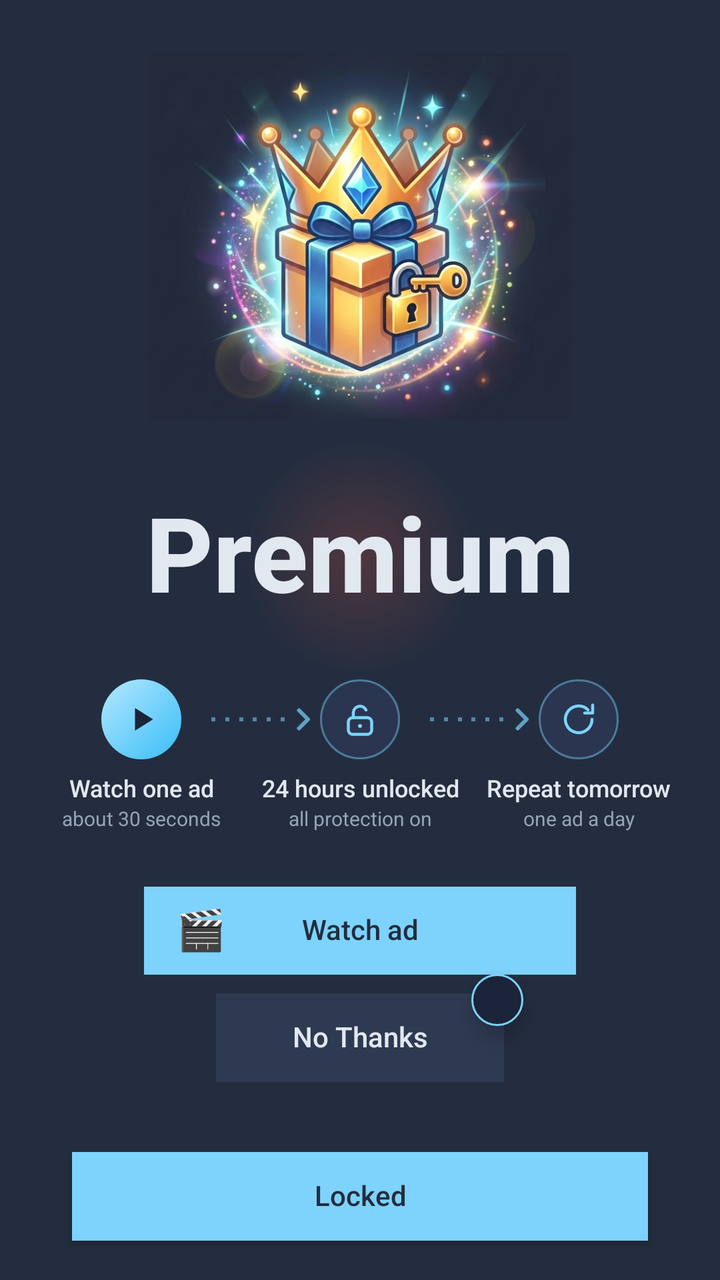
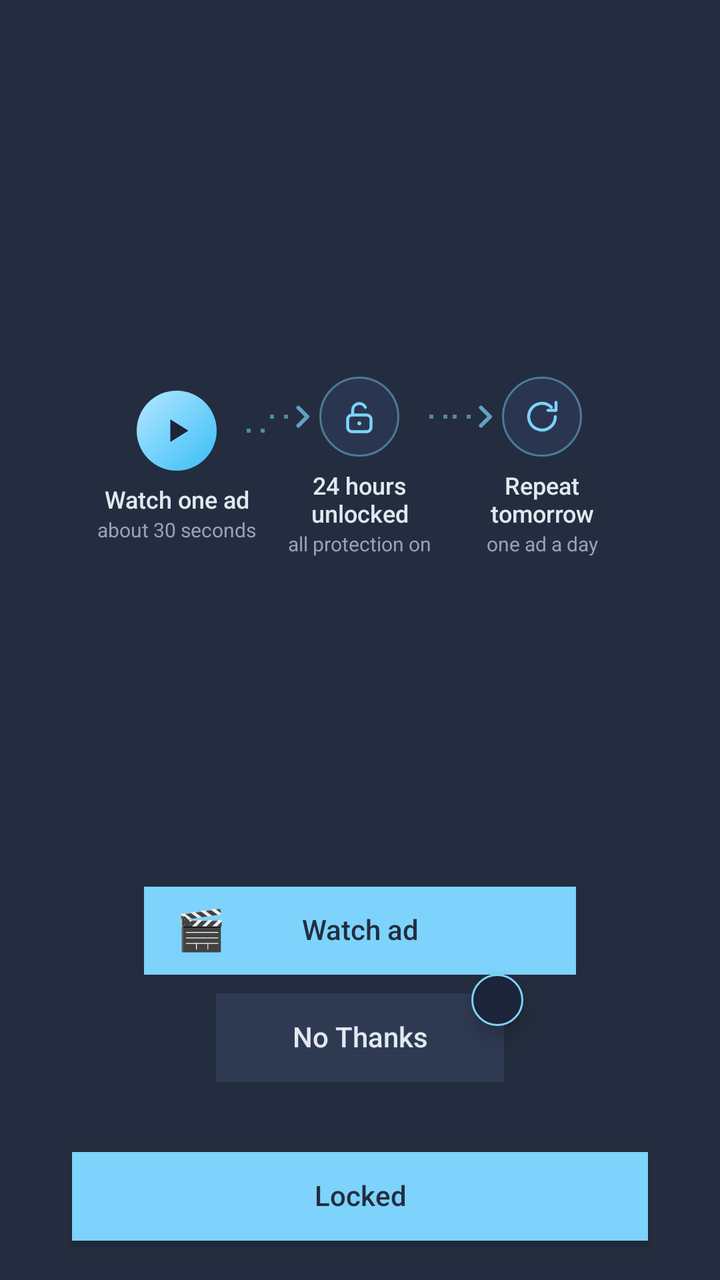

Two renders of the same Android screen: before a commit and after it. Below are the layout's source before the change and the commit's diff.
<!-- AndroidManifest.xml: activity theme Theme.NihalHome -->
<!-- res/layout/activity_premium.xml -->
<?xml version="1.0" encoding="utf-8"?>
<LinearLayout xmlns:android="http://schemas.android.com/apk/res/android"
    xmlns:app="http://schemas.android.com/apk/res-auto"
    android:layout_width="match_parent"
    android:layout_height="match_parent"
    android:orientation="vertical"
    android:weightSum="1000"
    android:background="@color/onboarding_background"
    android:clipChildren="false"
    android:clipToPadding="false">

    <View
        android:layout_width="match_parent"
        android:layout_height="0dp"
        android:layout_weight="30" />

    <LinearLayout
        android:layout_width="match_parent"
        android:layout_height="0dp"
        android:layout_weight="663"
        android:orientation="vertical"
        android:weightSum="100"
        android:clipChildren="false"
        android:clipToPadding="false">

        <ImageView
            android:id="@+id/imageGapFill"
            android:layout_width="match_parent"
            android:layout_height="0dp"
            android:layout_weight="60"
            android:layout_marginStart="16dp"
            android:layout_marginTop="8dp"
            android:layout_marginEnd="16dp"
            android:layout_marginBottom="8dp"
            android:adjustViewBounds="true"
            android:scaleType="fitCenter"
            android:src="@drawable/premium_gap_image"
            android:importantForAccessibility="no" />

        <FrameLayout
            android:layout_width="match_parent"
            android:layout_height="0dp"
            android:layout_weight="40"
            android:background="@drawable/bg_premium_hero_glow"
            android:paddingTop="20dp"
            android:paddingBottom="20dp">

            <LinearLayout
                android:layout_width="match_parent"
                android:layout_height="match_parent"
                android:orientation="horizontal"
                android:weightSum="100">

                <View
                    android:layout_width="0dp"
                    android:layout_height="match_parent"
                    android:layout_weight="20" />

                <androidx.appcompat.widget.AppCompatTextView
                    android:id="@+id/textPremiumLabel"
                    android:layout_width="0dp"
                    android:layout_height="match_parent"
                    android:layout_weight="60"
                    android:gravity="center"
                    android:includeFontPadding="false"
                    android:maxLines="1"
                    android:ellipsize="none"
                    android:fontFamily="sans-serif-medium"
                    android:textStyle="bold"
                    android:text="@string/premium_label"
                    android:textColor="@color/onboarding_heading"
                    app:autoSizeTextType="uniform"
                    app:autoSizeMinTextSize="8sp"
                    app:autoSizeMaxTextSize="96sp"
                    app:autoSizeStepGranularity="1sp" />

                <View
                    android:layout_width="0dp"
                    android:layout_height="match_parent"
                    android:layout_weight="20" />

            </LinearLayout>

        </FrameLayout>

        <LinearLayout
            android:id="@+id/stepsStrip"
            android:layout_width="match_parent"
            android:layout_height="wrap_content"
            android:layout_marginBottom="28dp"
            android:orientation="horizontal"
            android:paddingStart="16dp"
            android:paddingEnd="16dp"
            android:weightSum="3">

            <LinearLayout
                android:layout_width="0dp"
                android:layout_height="wrap_content"
                android:layout_weight="1"
                android:orientation="vertical">

                <LinearLayout
                    android:layout_width="match_parent"
                    android:layout_height="wrap_content"
                    android:gravity="center_vertical"
                    android:orientation="horizontal">

                    <View
                        android:layout_width="0dp"
                        android:layout_height="4dp"
                        android:layout_marginEnd="14dp"
                        android:layout_weight="1" />

                    <FrameLayout
                        android:layout_width="40dp"
                        android:layout_height="40dp"
                        android:background="@drawable/bg_step_active">

                        <ImageView
                            android:layout_width="20dp"
                            android:layout_height="20dp"
                            android:layout_gravity="center"
                            android:src="@drawable/ic_step_play"
                            android:importantForAccessibility="no" />

                    </FrameLayout>

                    <View
                        android:layout_width="0dp"
                        android:layout_height="4dp"
                        android:layout_marginStart="14dp"
                        android:layout_weight="1"
                        android:background="@drawable/bg_step_dots" />

                </LinearLayout>

                <TextView
                    android:id="@+id/textStepWatchTitle"
                    android:layout_width="match_parent"
                    android:layout_height="wrap_content"
                    android:layout_marginTop="8dp"
                    android:fontFamily="sans-serif-medium"
                    android:gravity="center"
                    android:includeFontPadding="false"
                    android:maxLines="2"
                    android:paddingStart="2dp"
                    android:paddingEnd="2dp"
                    android:text="@string/premium_step_watch_title"
                    android:textColor="@color/onboarding_heading"
                    android:textSize="12sp" />

                <TextView
                    android:id="@+id/textStepWatchSub"
                    android:layout_width="match_parent"
                    android:layout_height="wrap_content"
                    android:layout_marginTop="2dp"
                    android:gravity="center"
                    android:includeFontPadding="false"
                    android:maxLines="2"
                    android:paddingStart="2dp"
                    android:paddingEnd="2dp"
                    android:text="@string/premium_step_watch_sub"
                    android:textColor="@color/premium_muted"
                    android:textSize="10sp" />

            </LinearLayout>

            <LinearLayout
                android:layout_width="0dp"
                android:layout_height="wrap_content"
                android:layout_weight="1"
                android:orientation="vertical">

                <LinearLayout
                    android:layout_width="match_parent"
                    android:layout_height="wrap_content"
                    android:gravity="center_vertical"
                    android:orientation="horizontal">

                    <View
                        android:layout_width="0dp"
                        android:layout_height="4dp"
                        android:layout_marginEnd="2dp"
                        android:layout_weight="1"
                        android:background="@drawable/bg_step_dots" />

                    <ImageView
                        android:layout_width="8dp"
                        android:layout_height="12dp"
                        android:layout_marginEnd="4dp"
                        android:src="@drawable/ic_step_chevron"
                        android:importantForAccessibility="no" />

                    <FrameLayout
                        android:layout_width="40dp"
                        android:layout_height="40dp"
                        android:background="@drawable/bg_step_idle">

                        <ImageView
                            android:layout_width="20dp"
                            android:layout_height="20dp"
                            android:layout_gravity="center"
                            android:src="@drawable/ic_step_unlock"
                            android:importantForAccessibility="no" />

                    </FrameLayout>

                    <View
                        android:layout_width="0dp"
                        android:layout_height="4dp"
                        android:layout_marginStart="14dp"
                        android:layout_weight="1"
                        android:background="@drawable/bg_step_dots" />

                </LinearLayout>

                <TextView
                    android:id="@+id/textStepUnlockTitle"
                    android:layout_width="match_parent"
                    android:layout_height="wrap_content"
                    android:layout_marginTop="8dp"
                    android:fontFamily="sans-serif-medium"
                    android:gravity="center"
                    android:includeFontPadding="false"
                    android:maxLines="2"
                    android:paddingStart="2dp"
                    android:paddingEnd="2dp"
                    android:text="@string/premium_step_unlock_title"
                    android:textColor="@color/onboarding_heading"
                    android:textSize="12sp" />

                <TextView
                    android:id="@+id/textStepUnlockSub"
                    android:layout_width="match_parent"
                    android:layout_height="wrap_content"
                    android:layout_marginTop="2dp"
                    android:gravity="center"
                    android:includeFontPadding="false"
                    android:maxLines="2"
                    android:paddingStart="2dp"
                    android:paddingEnd="2dp"
                    android:text="@string/premium_step_unlock_sub"
                    android:textColor="@color/premium_muted"
                    android:textSize="10sp" />

            </LinearLayout>

            <LinearLayout
                android:layout_width="0dp"
                android:layout_height="wrap_content"
                android:layout_weight="1"
                android:orientation="vertical">

                <LinearLayout
                    android:layout_width="match_parent"
                    android:layout_height="wrap_content"
                    android:gravity="center_vertical"
                    android:orientation="horizontal">

                    <View
                        android:layout_width="0dp"
                        android:layout_height="4dp"
                        android:layout_marginEnd="2dp"
                        android:layout_weight="1"
                        android:background="@drawable/bg_step_dots" />

                    <ImageView
                        android:layout_width="8dp"
                        android:layout_height="12dp"
                        android:layout_marginEnd="4dp"
                        android:src="@drawable/ic_step_chevron"
                        android:importantForAccessibility="no" />

                    <FrameLayout
                        android:layout_width="40dp"
                        android:layout_height="40dp"
                        android:background="@drawable/bg_step_idle">

                        <ImageView
                            android:layout_width="20dp"
                            android:layout_height="20dp"
                            android:layout_gravity="center"
                            android:src="@drawable/ic_step_repeat"
                            android:importantForAccessibility="no" />

                    </FrameLayout>

                    <View
                        android:layout_width="0dp"
                        android:layout_height="4dp"
                        android:layout_marginStart="14dp"
                        android:layout_weight="1" />

                </LinearLayout>

                <TextView
                    android:id="@+id/textStepRepeatTitle"
                    android:layout_width="match_parent"
                    android:layout_height="wrap_content"
                    android:layout_marginTop="8dp"
                    android:fontFamily="sans-serif-medium"
                    android:gravity="center"
                    android:includeFontPadding="false"
                    android:maxLines="2"
                    android:paddingStart="2dp"
                    android:paddingEnd="2dp"
                    android:text="@string/premium_step_repeat_title"
                    android:textColor="@color/onboarding_heading"
                    android:textSize="12sp" />

                <TextView
                    android:id="@+id/textStepRepeatSub"
                    android:layout_width="match_parent"
                    android:layout_height="wrap_content"
                    android:layout_marginTop="2dp"
                    android:gravity="center"
                    android:includeFontPadding="false"
                    android:maxLines="2"
                    android:paddingStart="2dp"
                    android:paddingEnd="2dp"
                    android:text="@string/premium_step_repeat_sub"
                    android:textColor="@color/premium_muted"
                    android:textSize="10sp" />

            </LinearLayout>

        </LinearLayout>

    </LinearLayout>

    <LinearLayout
        android:layout_width="match_parent"
        android:layout_height="0dp"
        android:layout_weight="69"
        android:orientation="horizontal"
        android:weightSum="100">

        <View
            android:layout_width="0dp"
            android:layout_height="match_parent"
            android:layout_weight="20" />

        <FrameLayout
            android:id="@+id/watchAdContainer"
            android:layout_width="0dp"
            android:layout_height="match_parent"
            android:layout_weight="60">

            <Button
                android:id="@+id/buttonWatchAd"
                android:layout_width="match_parent"
                android:layout_height="match_parent"
                android:background="@color/onboarding_accent"
                android:text="@string/action_watch_ad"
                android:textColor="@color/onboarding_button_text"
                android:textAllCaps="false"
                android:includeFontPadding="false"
                android:elevation="0dp" />

            <TextView
                android:id="@+id/emojiWatchAd"
                android:layout_width="wrap_content"
                android:layout_height="wrap_content"
                android:layout_gravity="start|center_vertical"
                android:layout_marginStart="16dp"
                android:text="🎬"
                android:textSize="20sp"
                android:textColor="@color/onboarding_button_text"
                android:includeFontPadding="false"
                android:visibility="visible"
                android:clickable="false"
                android:focusable="false"
                android:elevation="4dp"
                android:translationZ="4dp"
                android:importantForAccessibility="no" />

        </FrameLayout>

        <View
            android:layout_width="0dp"
            android:layout_height="match_parent"
            android:layout_weight="20" />

    </LinearLayout>

    <View
        android:layout_width="match_parent"
        android:layout_height="0dp"
        android:layout_weight="15" />

    <LinearLayout
        android:layout_width="match_parent"
        android:layout_height="0dp"
        android:layout_weight="69"
        android:orientation="horizontal"
        android:weightSum="100"
        android:clipChildren="false"
        android:clipToPadding="false">

        <View
            android:layout_width="0dp"
            android:layout_height="match_parent"
            android:layout_weight="30" />

        <FrameLayout
            android:id="@+id/skipButtonContainer"
            android:layout_width="0dp"
            android:layout_height="match_parent"
            android:layout_weight="40"
            android:clipChildren="false"
            android:clipToPadding="false">

            <Button
                android:id="@+id/buttonSkip"
                android:layout_width="match_parent"
                android:layout_height="match_parent"
                android:background="@color/onboarding_button_unselected"
                android:text="@string/action_skip"
                android:textColor="@color/onboarding_heading"
                android:textAllCaps="false"
                android:includeFontPadding="false"
                android:enabled="false"
                android:elevation="0dp" />

            <TextView
                android:id="@+id/skipCountdownBadge"
                android:layout_width="26dp"
                android:layout_height="26dp"
                android:layout_gravity="top|end"
                android:layout_marginTop="-10dp"
                android:layout_marginEnd="-10dp"
                android:background="@drawable/bg_skip_countdown_badge"
                android:gravity="center"
                android:textColor="@color/onboarding_heading"
                android:textSize="12sp"
                android:includeFontPadding="false"
                android:elevation="6dp" />

        </FrameLayout>

        <View
            android:layout_width="0dp"
            android:layout_height="match_parent"
            android:layout_weight="30" />

    </LinearLayout>

    <View
        android:layout_width="match_parent"
        android:layout_height="0dp"
        android:layout_weight="15" />

    <View
        android:layout_width="match_parent"
        android:layout_height="0dp"
        android:layout_weight="40" />

    <LinearLayout
        android:layout_width="match_parent"
        android:layout_height="0dp"
        android:layout_weight="69"
        android:orientation="horizontal"
        android:weightSum="100">

        <View
            android:layout_width="0dp"
            android:layout_height="match_parent"
            android:layout_weight="10" />

        <Button
            android:id="@+id/buttonLocked"
            android:layout_width="0dp"
            android:layout_height="match_parent"
            android:layout_weight="80"
            android:background="@color/onboarding_accent"
            android:text="@string/action_locked"
            android:textColor="@color/onboarding_button_text"
            android:textAllCaps="false"
            android:includeFontPadding="false"
            android:elevation="0dp" />

        <View
            android:layout_width="0dp"
            android:layout_height="match_parent"
            android:layout_weight="10" />

    </LinearLayout>

    <View
        android:layout_width="match_parent"
        android:layout_height="0dp"
        android:layout_weight="30" />

</LinearLayout>
<!-- resources referenced by this layout -->
<resources>
  <color name="onboarding_accent">#7DD3FC</color>
  <color name="onboarding_background">#232D3F</color>
  <color name="onboarding_button_text">#232D3F</color>
  <color name="onboarding_button_unselected">#2E3A52</color>
  <color name="onboarding_heading">#E2E8F0</color>
  <color name="premium_muted">#94A3B8</color>
  <!-- drawable bg_skip_countdown_badge (drawable) -->
  <?xml version="1.0" encoding="utf-8"?>
  <shape xmlns:android="http://schemas.android.com/apk/res/android"
      android:shape="oval">
      <solid android:color="@color/onboarding_button_locked" />
      <stroke
          android:width="1dp"
          android:color="@color/onboarding_accent" />
  </shape>
  <!-- drawable bg_step_active (drawable) -->
  <?xml version="1.0" encoding="utf-8"?>
  <shape xmlns:android="http://schemas.android.com/apk/res/android"
      android:shape="oval">
      <gradient
          android:type="linear"
          android:angle="315"
          android:startColor="@color/premium_step_active_start"
          android:endColor="@color/premium_step_active_end" />
  </shape>
  <!-- drawable bg_step_dots (drawable) -->
  <?xml version="1.0" encoding="utf-8"?>
  <shape xmlns:android="http://schemas.android.com/apk/res/android"
      android:shape="line">
      <stroke
          android:width="2dp"
          android:color="@color/premium_dots"
          android:dashWidth="2dp"
          android:dashGap="5dp" />
  </shape>
  <!-- drawable bg_step_idle (drawable) -->
  <?xml version="1.0" encoding="utf-8"?>
  <shape xmlns:android="http://schemas.android.com/apk/res/android"
      android:shape="oval">
      <solid android:color="@color/premium_step_idle_background" />
      <stroke
          android:width="1dp"
          android:color="@color/premium_step_idle_border" />
  </shape>
  <!-- drawable ic_step_play (drawable) -->
  <?xml version="1.0" encoding="utf-8"?>
  <vector xmlns:android="http://schemas.android.com/apk/res/android"
      android:width="20dp"
      android:height="20dp"
      android:viewportWidth="24"
      android:viewportHeight="24">
      <path
          android:fillColor="@color/onboarding_button_locked"
          android:pathData="M8.2,5.2 L19,12 L8.2,18.8 Z" />
  </vector>
  <string name="action_locked">Locked</string>
  <string name="action_skip">No Thanks</string>
  <string name="action_watch_ad">Watch ad</string>
  <string name="premium_label">Premium</string>
  <string name="premium_step_repeat_sub">one ad a day</string>
  <string name="premium_step_repeat_title">Repeat tomorrow</string>
  <string name="premium_step_unlock_sub">all protection on</string>
  <string name="premium_step_unlock_title">24 hours unlocked</string>
  <string name="premium_step_watch_sub">about 30 seconds</string>
  <string name="premium_step_watch_title">Watch one ad</string>
  <style name="Theme.NihalHome" parent="android:Theme.Material.Light.NoActionBar">
          <item name="android:windowBackground">@android:color/white</item>
          <item name="android:statusBarColor">@android:color/white</item>
          <item name="android:navigationBarColor">@android:color/white</item>
          <item name="android:windowLightStatusBar">true</item>
      </style>
  <color name="premium_glow_center">#33FF5A3C</color>
  <color name="premium_glow_edge">#00FF5A3C</color>
  <color name="onboarding_button_locked">#1B2438</color>
  <color name="premium_step_active_start">#B5E8FF</color>
  <color name="premium_step_active_end">#38BDF8</color>
  <color name="premium_dots">#8C7DD3FC</color>
  <color name="premium_step_idle_background">#2A3650</color>
  <color name="premium_step_idle_border">#737DD3FC</color>
  <color name="premium_chevron">#B37DD3FC</color>
  <!-- unchanged entries left out for length: 5 -->
</resources>

<!-- the commit's change to res/layout/activity_premium.xml (unified diff, before → after) -->
@@ -84,20 +84,32 @@
         </FrameLayout>
 
         <LinearLayout
-            android:id="@+id/stepsStrip"
+            android:id="@+id/stepsStripContainer"
             android:layout_width="match_parent"
             android:layout_height="wrap_content"
             android:layout_marginBottom="28dp"
             android:orientation="horizontal"
-            android:paddingStart="16dp"
-            android:paddingEnd="16dp"
-            android:weightSum="3">
+            android:weightSum="100">
+
+            <View
+                android:layout_width="0dp"
+                android:layout_height="match_parent"
+                android:layout_weight="12" />
+
+            <LinearLayout
+                android:id="@+id/stepsStrip"
+                android:layout_width="0dp"
+                android:layout_height="match_parent"
+                android:layout_weight="76"
+                android:orientation="horizontal"
+                android:weightSum="3">
 
             <LinearLayout
                 android:layout_width="0dp"
-                android:layout_height="wrap_content"
+                android:layout_height="match_parent"
                 android:layout_weight="1"
-                android:orientation="vertical">
+                android:orientation="vertical"
+                android:gravity="center_vertical">
 
                 <LinearLayout
                     android:layout_width="match_parent"
@@ -106,17 +118,20 @@
                     android:orientation="horizontal">
 
                     <View
+                        android:id="@+id/lineWatchLeft"
                         android:layout_width="0dp"
                         android:layout_height="4dp"
                         android:layout_marginEnd="14dp"
                         android:layout_weight="1" />
 
                     <FrameLayout
+                        android:id="@+id/iconStepWatch"
                         android:layout_width="40dp"
                         android:layout_height="40dp"
                         android:background="@drawable/bg_step_active">
 
                         <ImageView
+                            android:id="@+id/imgStepWatch"
                             android:layout_width="20dp"
                             android:layout_height="20dp"
                             android:layout_gravity="center"
@@ -126,6 +141,7 @@
                     </FrameLayout>
 
                     <View
+                        android:id="@+id/lineWatchRight"
                         android:layout_width="0dp"
                         android:layout_height="4dp"
                         android:layout_marginStart="14dp"
@@ -167,9 +183,10 @@
 
             <LinearLayout
                 android:layout_width="0dp"
-                android:layout_height="wrap_content"
+                android:layout_height="match_parent"
                 android:layout_weight="1"
-                android:orientation="vertical">
+                android:orientation="vertical"
+                android:gravity="center_vertical">
 
                 <LinearLayout
                     android:layout_width="match_parent"
@@ -178,6 +195,7 @@
                     android:orientation="horizontal">
 
                     <View
+                        android:id="@+id/lineUnlockLeft"
                         android:layout_width="0dp"
                         android:layout_height="4dp"
                         android:layout_marginEnd="2dp"
@@ -185,6 +203,7 @@
                         android:background="@drawable/bg_step_dots" />
 
                     <ImageView
+                        android:id="@+id/chevronStepUnlock"
                         android:layout_width="8dp"
                         android:layout_height="12dp"
                         android:layout_marginEnd="4dp"
@@ -192,11 +211,13 @@
                         android:importantForAccessibility="no" />
 
                     <FrameLayout
+                        android:id="@+id/iconStepUnlock"
                         android:layout_width="40dp"
                         android:layout_height="40dp"
                         android:background="@drawable/bg_step_idle">
 
                         <ImageView
+                            android:id="@+id/imgStepUnlock"
                             android:layout_width="20dp"
                             android:layout_height="20dp"
                             android:layout_gravity="center"
@@ -206,6 +227,7 @@
                     </FrameLayout>
 
                     <View
+                        android:id="@+id/lineUnlockRight"
                         android:layout_width="0dp"
                         android:layout_height="4dp"
                         android:layout_marginStart="14dp"
@@ -247,9 +269,10 @@
 
             <LinearLayout
                 android:layout_width="0dp"
-                android:layout_height="wrap_content"
+                android:layout_height="match_parent"
                 android:layout_weight="1"
-                android:orientation="vertical">
+                android:orientation="vertical"
+                android:gravity="center_vertical">
 
                 <LinearLayout
                     android:layout_width="match_parent"
@@ -258,6 +281,7 @@
                     android:orientation="horizontal">
 
                     <View
+                        android:id="@+id/lineRepeatLeft"
                         android:layout_width="0dp"
                         android:layout_height="4dp"
                         android:layout_marginEnd="2dp"
@@ -265,6 +289,7 @@
                         android:background="@drawable/bg_step_dots" />
 
                     <ImageView
+                        android:id="@+id/chevronStepRepeat"
                         android:layout_width="8dp"
                         android:layout_height="12dp"
                         android:layout_marginEnd="4dp"
@@ -272,11 +297,13 @@
                         android:importantForAccessibility="no" />
 
                     <FrameLayout
+                        android:id="@+id/iconStepRepeat"
                         android:layout_width="40dp"
                         android:layout_height="40dp"
                         android:background="@drawable/bg_step_idle">
 
                         <ImageView
+                            android:id="@+id/imgStepRepeat"
                             android:layout_width="20dp"
                             android:layout_height="20dp"
                             android:layout_gravity="center"
@@ -286,6 +313,7 @@
                     </FrameLayout>
 
                     <View
+                        android:id="@+id/lineRepeatRight"
                         android:layout_width="0dp"
                         android:layout_height="4dp"
                         android:layout_marginStart="14dp"
@@ -323,6 +351,13 @@
                     android:textSize="10sp" />
 
             </LinearLayout>
+
+            </LinearLayout>
+
+            <View
+                android:layout_width="0dp"
+                android:layout_height="match_parent"
+                android:layout_weight="12" />
 
         </LinearLayout>
 
